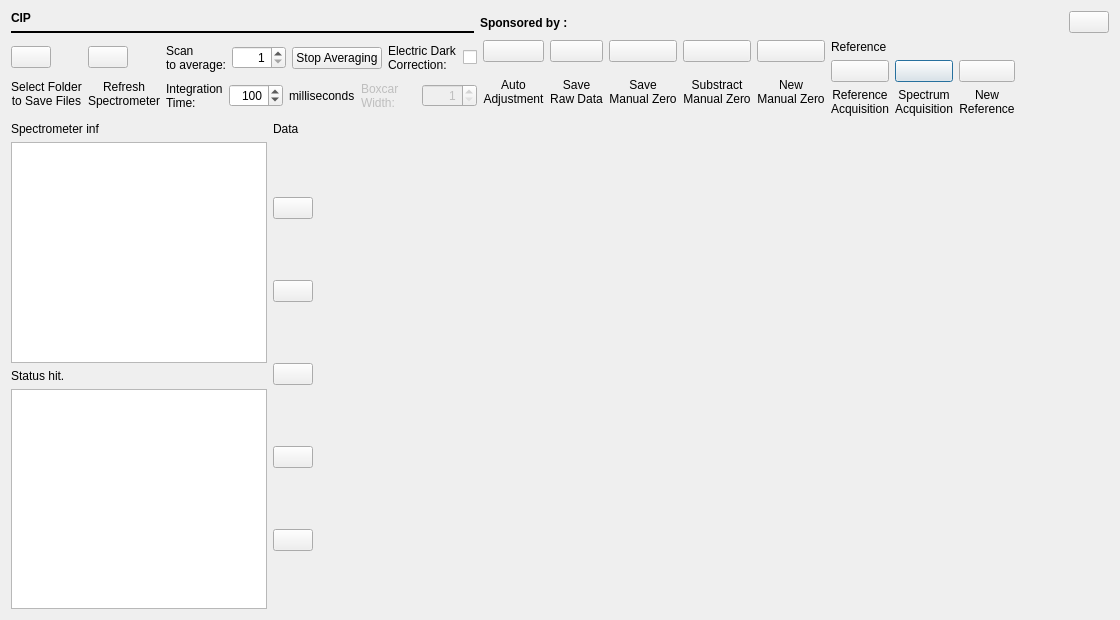
hildomaclean/Spectrometer_Spectra, file ui/dialog.ui: the form before one commit.
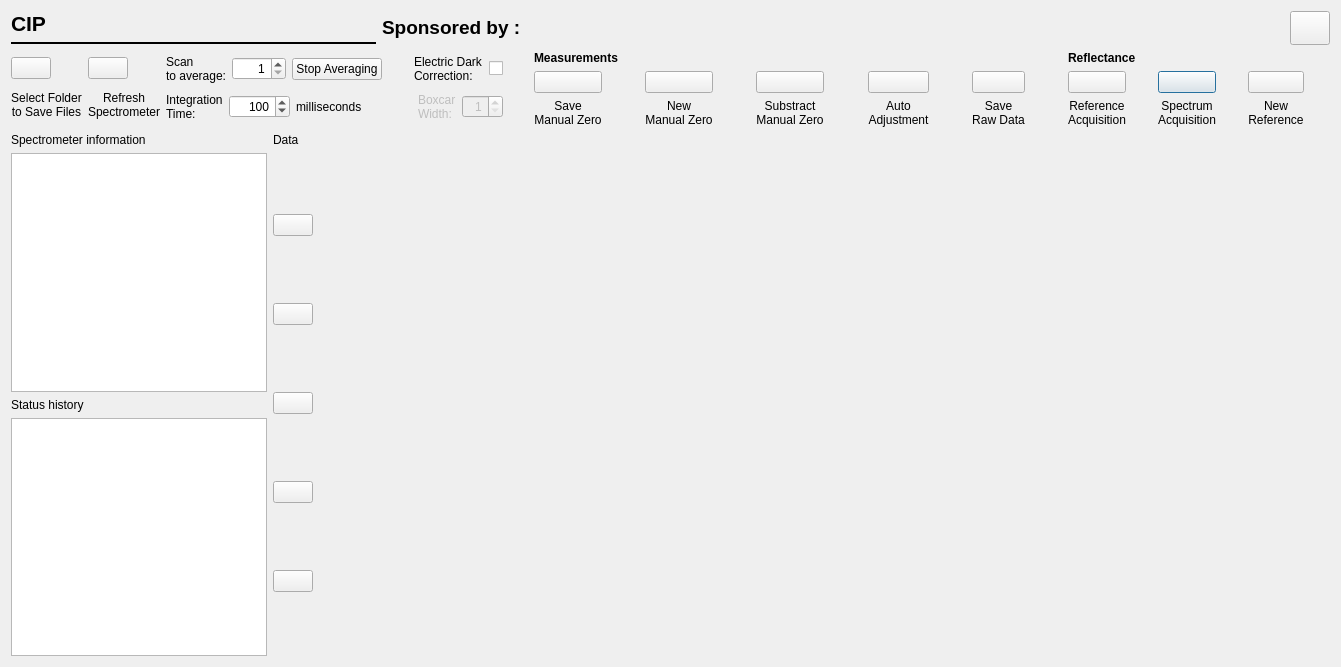
The form after the commit. Icons and pictures are not drawn. Custom widgets are drawn as their Qt base class.

```diff
--- a/ui/dialog.ui
+++ b/ui/dialog.ui
@@ -9,8 +9,8 @@
    <rect>
     <x>0</x>
     <y>0</y>
-    <width>1120</width>
-    <height>620</height>
+    <width>1341</width>
+    <height>667</height>
    </rect>
   </property>
   <property name="sizePolicy">
@@ -46,6 +46,7 @@
           <widget class="QLabel" name="label_2">
            <property name="font">
             <font>
+             <pointsize>16</pointsize>
              <weight>75</weight>
              <bold>true</bold>
             </font>
@@ -78,8 +79,15 @@
        </item>
        <item>
         <widget class="QLabel" name="l_sponsored">
+         <property name="sizePolicy">
+          <sizepolicy hsizetype="Minimum" vsizetype="Fixed">
+           <horstretch>0</horstretch>
+           <verstretch>0</verstretch>
+          </sizepolicy>
+         </property>
          <property name="font">
           <font>
+           <pointsize>14</pointsize>
            <weight>75</weight>
            <bold>true</bold>
           </font>
@@ -91,6 +99,12 @@
        </item>
        <item>
         <widget class="QLabel" name="l_bmlogo">
+         <property name="sizePolicy">
+          <sizepolicy hsizetype="Minimum" vsizetype="Fixed">
+           <horstretch>0</horstretch>
+           <verstretch>0</verstretch>
+          </sizepolicy>
+         </property>
          <property name="toolTip">
           <string>Bill &amp; Melinda Gates Foundation</string>
          </property>
@@ -107,6 +121,12 @@
          <property name="enabled">
           <bool>true</bool>
          </property>
+         <property name="sizePolicy">
+          <sizepolicy hsizetype="Minimum" vsizetype="Fixed">
+           <horstretch>0</horstretch>
+           <verstretch>0</verstretch>
+          </sizepolicy>
+         </property>
          <property name="toolTip">
           <string>International Potato Center</string>
          </property>
@@ -118,6 +138,19 @@
          </property>
         </widget>
        </item>
+       <item>
+        <spacer name="horizontalSpacer_13">
+         <property name="orientation">
+          <enum>Qt::Horizontal</enum>
+         </property>
+         <property name="sizeHint" stdset="0">
+          <size>
+           <width>40</width>
+           <height>20</height>
+          </size>
+         </property>
+        </spacer>
+       </item>
        <item>
         <widget class="Line" name="line">
          <property name="sizePolicy">
@@ -134,7 +167,7 @@
        <item>
         <widget class="QPushButton" name="pb_about">
          <property name="sizePolicy">
-          <sizepolicy hsizetype="Fixed" vsizetype="Fixed">
+          <sizepolicy hsizetype="Preferred" vsizetype="Preferred">
            <horstretch>0</horstretch>
            <verstretch>0</verstretch>
           </sizepolicy>
@@ -217,6 +250,19 @@
          </item>
         </layout>
        </item>
+       <item>
+        <spacer name="horizontalSpacer_6">
+         <property name="orientation">
+          <enum>Qt::Horizontal</enum>
+         </property>
+         <property name="sizeHint" stdset="0">
+          <size>
+           <width>40</width>
+           <height>20</height>
+          </size>
+         </property>
+        </spacer>
+       </item>
        <item>
         <layout class="QVBoxLayout" name="verticalLayout_2">
          <item>
@@ -267,6 +313,19 @@
          </item>
         </layout>
        </item>
+       <item>
+        <spacer name="horizontalSpacer">
+         <property name="orientation">
+          <enum>Qt::Horizontal</enum>
+         </property>
+         <property name="sizeHint" stdset="0">
+          <size>
+           <width>40</width>
+           <height>20</height>
+          </size>
+         </property>
+        </spacer>
+       </item>
        <item>
         <layout class="QHBoxLayout" name="horizontalLayout_14">
          <item>
@@ -323,6 +382,19 @@
                </item>
               </layout>
              </item>
+             <item>
+              <spacer name="horizontalSpacer_4">
+               <property name="orientation">
+                <enum>Qt::Horizontal</enum>
+               </property>
+               <property name="sizeHint" stdset="0">
+                <size>
+                 <width>40</width>
+                 <height>20</height>
+                </size>
+               </property>
+              </spacer>
+             </item>
              <item>
               <layout class="QHBoxLayout" name="horizontalLayout_11">
                <item>
@@ -374,7 +446,7 @@
                   <set>Qt::AlignRight|Qt::AlignTrailing|Qt::AlignVCenter</set>
                  </property>
                  <property name="maximum">
-                  <number>1000</number>
+                  <number>10000</number>
                  </property>
                  <property name="value">
                   <number>100</number>
@@ -388,6 +460,19 @@
                  </property>
                 </widget>
                </item>
+               <item>
+                <spacer name="horizontalSpacer_14">
+                 <property name="orientation">
+                  <enum>Qt::Horizontal</enum>
+                 </property>
+                 <property name="sizeHint" stdset="0">
+                  <size>
+                   <width>40</width>
+                   <height>20</height>
+                  </size>
+                 </property>
+                </spacer>
+               </item>
               </layout>
              </item>
              <item>
@@ -429,93 +514,38 @@
           </layout>
          </item>
          <item>
-          <layout class="QVBoxLayout" name="verticalLayout_16">
-           <item>
-            <widget class="QPushButton" name="pb_autoadjustment">
-             <property name="sizePolicy">
-              <sizepolicy hsizetype="Minimum" vsizetype="Fixed">
-               <horstretch>0</horstretch>
-               <verstretch>0</verstretch>
-              </sizepolicy>
-             </property>
-             <property name="toolTip">
-              <string>Auto Adjustment only for &lt;b&gt;daylight&lt;/b&gt; experiments.</string>
-             </property>
-             <property name="text">
-              <string/>
-             </property>
-             <property name="icon">
-              <iconset resource="../Resources.qrc">
-               <normaloff>:/images/share/ProySpec/icons/auto_adjustment.png</normaloff>:/images/share/ProySpec/icons/auto_adjustment.png</iconset>
-             </property>
-             <property name="iconSize">
+          <spacer name="horizontalSpacer_2">
+           <property name="orientation">
+            <enum>Qt::Horizontal</enum>
+           </property>
+           <property name="sizeHint" stdset="0">
               <size>
-               <width>32</width>
-               <height>32</height>
-              </size>
-             </property>
-             <property name="autoDefault">
-              <bool>false</bool>
-             </property>
-            </widget>
+             <width>40</width>
+             <height>20</height>
+            </size>
+           </property>
+          </spacer>
            </item>
            <item>
-            <widget class="QLabel" name="l_autoadjustment">
+          <layout class="QVBoxLayout" name="verticalLayout_12">
+           <item>
+            <widget class="QLabel" name="label_6">
+             <property name="font">
+              <font>
+               <weight>75</weight>
+               <bold>true</bold>
+              </font>
+             </property>
              <property name="text">
-              <string>Auto
-Adjustment</string>
-             </property>
-             <property name="alignment">
-              <set>Qt::AlignCenter</set>
+              <string>Measurements</string>
              </property>
             </widget>
            </item>
-          </layout>
-         </item>
+           <item>
+            <layout class="QHBoxLayout" name="horizontalLayout">
          <item>
           <layout class="QVBoxLayout" name="verticalLayout_15">
            <item>
-            <widget class="QPushButton" name="pb_save_raw">
-             <property name="sizePolicy">
-              <sizepolicy hsizetype="Minimum" vsizetype="Fixed">
-               <horstretch>0</horstretch>
-               <verstretch>0</verstretch>
-              </sizepolicy>
-             </property>
-             <property name="toolTip">
-              <string>Press to save raw data &lt;b&gt;(counts)&lt;/b&gt; to a file.</string>
-             </property>
-             <property name="text">
-              <string/>
-             </property>
-             <property name="icon">
-              <iconset resource="../Resources.qrc">
-               <normaloff>:/images/share/ProySpec/icons/save_raw.png</normaloff>:/images/share/ProySpec/icons/save_raw.png</iconset>
-             </property>
-             <property name="iconSize">
-              <size>
-               <width>32</width>
-               <height>32</height>
-              </size>
-             </property>
-            </widget>
-           </item>
-           <item>
-            <widget class="QLabel" name="l_saveraw">
-             <property name="text">
-              <string>Save
-Raw Data</string>
-             </property>
-             <property name="alignment">
-              <set>Qt::AlignCenter</set>
-             </property>
-            </widget>
-           </item>
-          </layout>
-         </item>
-         <item>
-          <layout class="QVBoxLayout" name="verticalLayout_14">
-           <item>
             <widget class="QPushButton" name="pb_savemanzero">
              <property name="sizePolicy">
               <sizepolicy hsizetype="Minimum" vsizetype="Fixed">
@@ -557,9 +587,79 @@
            </item>
           </layout>
          </item>
+             <item>
+              <spacer name="horizontalSpacer_5">
+               <property name="orientation">
+                <enum>Qt::Horizontal</enum>
+               </property>
+               <property name="sizeHint" stdset="0">
+                <size>
+                 <width>40</width>
+                 <height>20</height>
+                </size>
+               </property>
+              </spacer>
+             </item>
          <item>
           <layout class="QVBoxLayout" name="verticalLayout_13">
            <item>
+                <widget class="QPushButton" name="pb_newmanzero">
+                 <property name="sizePolicy">
+                  <sizepolicy hsizetype="Minimum" vsizetype="Fixed">
+                   <horstretch>0</horstretch>
+                   <verstretch>0</verstretch>
+                  </sizepolicy>
+                 </property>
+                 <property name="toolTip">
+                  <string>Set a &lt;b&gt;new manual zero&lt;/b&gt; reference.</string>
+                 </property>
+                 <property name="text">
+                  <string/>
+                 </property>
+                 <property name="icon">
+                  <iconset resource="../Resources.qrc">
+                   <normaloff>:/images/share/ProySpec/icons/lightbulb_new.png</normaloff>:/images/share/ProySpec/icons/lightbulb_new.png</iconset>
+                 </property>
+                 <property name="iconSize">
+                  <size>
+                   <width>32</width>
+                   <height>32</height>
+                  </size>
+                 </property>
+                 <property name="autoDefault">
+                  <bool>false</bool>
+                 </property>
+                </widget>
+               </item>
+               <item>
+                <widget class="QLabel" name="l_newmanzero">
+                 <property name="text">
+                  <string>New
+Manual Zero</string>
+                 </property>
+                 <property name="alignment">
+                  <set>Qt::AlignCenter</set>
+                 </property>
+                </widget>
+               </item>
+              </layout>
+             </item>
+             <item>
+              <spacer name="horizontalSpacer_7">
+               <property name="orientation">
+                <enum>Qt::Horizontal</enum>
+               </property>
+               <property name="sizeHint" stdset="0">
+                <size>
+                 <width>40</width>
+                 <height>20</height>
+                </size>
+               </property>
+              </spacer>
+             </item>
+             <item>
+              <layout class="QVBoxLayout" name="verticalLayout_14">
+               <item>
             <widget class="QPushButton" name="pb_submanzero">
              <property name="sizePolicy">
               <sizepolicy hsizetype="Minimum" vsizetype="Fixed">
@@ -602,9 +702,22 @@
           </layout>
          </item>
          <item>
-          <layout class="QVBoxLayout" name="verticalLayout_12">
+              <spacer name="horizontalSpacer_8">
+               <property name="orientation">
+                <enum>Qt::Horizontal</enum>
+               </property>
+               <property name="sizeHint" stdset="0">
+                <size>
+                 <width>40</width>
+                 <height>20</height>
+                </size>
+               </property>
+              </spacer>
+             </item>
            <item>
-            <widget class="QPushButton" name="pb_newmanzero">
+              <layout class="QVBoxLayout" name="verticalLayout_18">
+               <item>
+                <widget class="QPushButton" name="pb_autoadjustment">
              <property name="sizePolicy">
               <sizepolicy hsizetype="Minimum" vsizetype="Fixed">
                <horstretch>0</horstretch>
@@ -633,10 +746,10 @@
             </widget>
            </item>
            <item>
-            <widget class="QLabel" name="l_newmanzero">
+                <widget class="QLabel" name="l_autoadjustment">
              <property name="text">
-              <string>New
-Manual Zero</string>
+                  <string>Auto
+Adjustment</string>
              </property>
              <property name="alignment">
               <set>Qt::AlignCenter</set>
@@ -645,7 +758,91 @@
            </item>
           </layout>
          </item>
-        </layout>
+             <item>
+              <spacer name="horizontalSpacer_9">
+               <property name="orientation">
+                <enum>Qt::Horizontal</enum>
+               </property>
+               <property name="sizeHint" stdset="0">
+                <size>
+                 <width>40</width>
+                 <height>20</height>
+                </size>
+               </property>
+              </spacer>
+             </item>
+             <item>
+              <layout class="QVBoxLayout" name="verticalLayout_16">
+               <item>
+                <widget class="QPushButton" name="pb_save_raw">
+                 <property name="sizePolicy">
+                  <sizepolicy hsizetype="Minimum" vsizetype="Fixed">
+                   <horstretch>0</horstretch>
+                   <verstretch>0</verstretch>
+                  </sizepolicy>
+                 </property>
+                 <property name="toolTip">
+                  <string>Press to save raw data &lt;b&gt;(counts)&lt;/b&gt; to a file.</string>
+                 </property>
+                 <property name="text">
+                  <string/>
+                 </property>
+                 <property name="icon">
+                  <iconset resource="../Resources.qrc">
+                   <normaloff>:/images/share/ProySpec/icons/save_raw.png</normaloff>:/images/share/ProySpec/icons/save_raw.png</iconset>
+                 </property>
+                 <property name="iconSize">
+                  <size>
+                   <width>32</width>
+                   <height>32</height>
+                  </size>
+                 </property>
+                </widget>
+               </item>
+               <item>
+                <widget class="QLabel" name="l_saveraw">
+                 <property name="text">
+                  <string>Save
+Raw Data</string>
+                 </property>
+                 <property name="alignment">
+                  <set>Qt::AlignCenter</set>
+                 </property>
+                </widget>
+               </item>
+              </layout>
+             </item>
+             <item>
+              <spacer name="horizontalSpacer_10">
+               <property name="orientation">
+                <enum>Qt::Horizontal</enum>
+               </property>
+               <property name="sizeHint" stdset="0">
+                <size>
+                 <width>40</width>
+                 <height>20</height>
+                </size>
+               </property>
+              </spacer>
+             </item>
+            </layout>
+           </item>
+          </layout>
+         </item>
+        </layout>
+       </item>
+       <item>
+        <spacer name="horizontalSpacer_11">
+         <property name="orientation">
+          <enum>Qt::Horizontal</enum>
+         </property>
+         <property name="sizeHint" stdset="0">
+          <size>
+           <width>40</width>
+           <height>20</height>
+          </size>
+         </property>
+        </spacer>
        </item>
        <item>
         <layout class="QVBoxLayout" name="verticalLayout_7">
@@ -657,8 +854,14 @@
              <verstretch>0</verstretch>
             </sizepolicy>
            </property>
+           <property name="font">
+            <font>
+             <weight>75</weight>
+             <bold>true</bold>
+            </font>
+           </property>
            <property name="text">
-            <string>Reference</string>
+            <string>Reflectance</string>
            </property>
           </widget>
          </item>
@@ -717,6 +920,19 @@
              </item>
             </layout>
            </item>
+           <item>
+            <spacer name="horizontalSpacer_3">
+             <property name="orientation">
+              <enum>Qt::Horizontal</enum>
+             </property>
+             <property name="sizeHint" stdset="0">
+              <size>
+               <width>40</width>
+               <height>20</height>
+              </size>
+             </property>
+            </spacer>
+           </item>
            <item>
             <layout class="QVBoxLayout" name="verticalLayout_5">
              <item>
@@ -770,6 +986,19 @@
              </item>
             </layout>
            </item>
+           <item>
+            <spacer name="horizontalSpacer_12">
+             <property name="orientation">
+              <enum>Qt::Horizontal</enum>
+             </property>
+             <property name="sizeHint" stdset="0">
+              <size>
+               <width>40</width>
+               <height>20</height>
+              </size>
+             </property>
+            </spacer>
+           </item>
            <item>
             <layout class="QVBoxLayout" name="verticalLayout_6">
              <item>
@@ -815,7 +1044,7 @@
             </layout>
            </item>
            <item>
-            <spacer name="horizontalSpacer">
+            <spacer name="horizontalSpacer_15">
              <property name="orientation">
               <enum>Qt::Horizontal</enum>
              </property>
@@ -846,7 +1075,7 @@
             </sizepolicy>
            </property>
            <property name="text">
-            <string>Spectrometer inf</string>
+            <string>Spectrometer information</string>
            </property>
           </widget>
          </item>
@@ -872,7 +1101,7 @@
             </sizepolicy>
            </property>
            <property name="text">
-            <string>Status hit.</string>
+            <string>Status history</string>
            </property>
           </widget>
          </item>
```
Left out of the diff: 7 changed lines with no effect on the pictures. Lines whose indentation alone changed are shown as unchanged.
